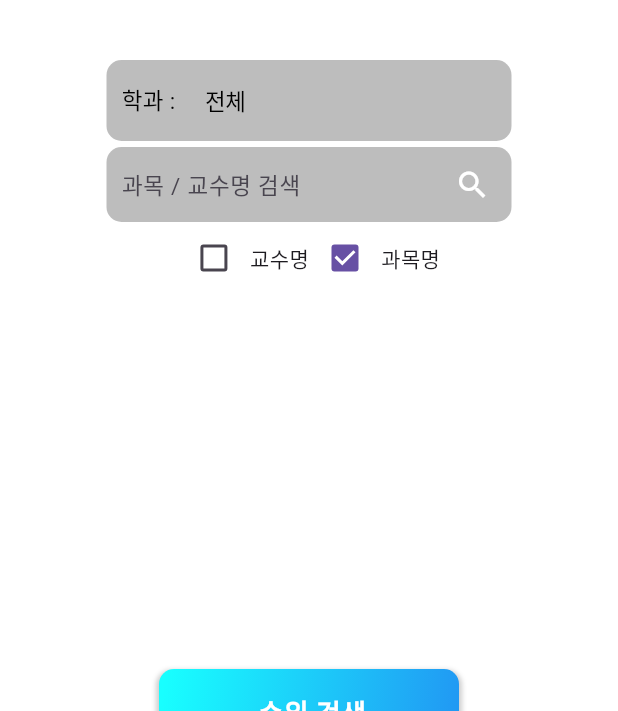
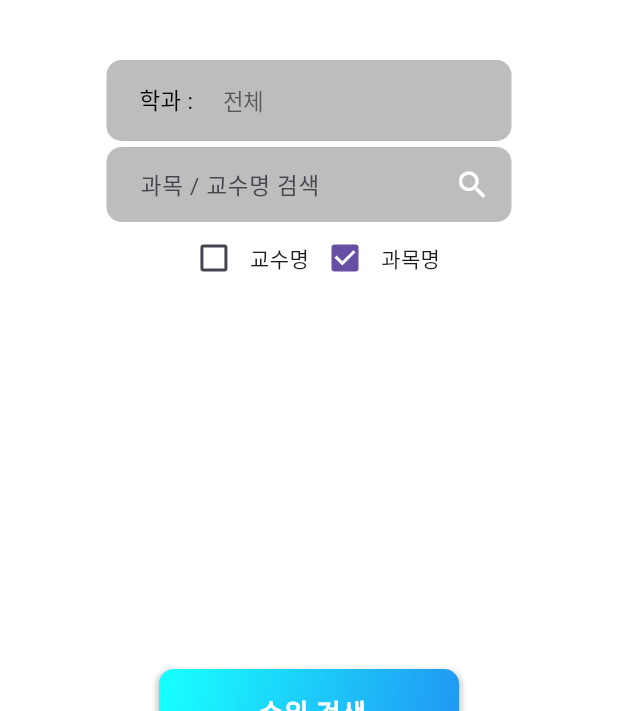
Before and after one commit to okm1172/how_about_this_class, a Flutter app: the screen it shows after launch, on a phone screen of 412 x 824 dp, the part 525-1236 px from its top. Run offline on Flutter 3.47's test engine with Material 3 defaults, Android fonts, the phone set to English and light mode, and no system bars; drawn by our look-alikes of flutter_typeahead, simple_gradient_text; our stand-ins replace syncfusion_flutter_charts, syncfusion_flutter_gauges.

Commit message:
search_screen 의 UI추가 수정

```diff
--- a/lib/homescreen.dart
+++ b/lib/homescreen.dart
@@ -96,11 +96,11 @@ class _search_screenState extends State<search_screen> {
                       ),
                       child: Row(
                         children: [
-                          Text('학과 :', style: TextStyle(fontSize: 15, color: Colors.black)),
+                          Text('   학과 :', style: TextStyle(fontSize: 15, color: Colors.black)),
                         CupertinoButton(
                             child: Text(
                               _selected_dep,
-                              style: TextStyle(fontSize: 15, color: Colors.black),
+                              style: TextStyle(fontSize: 15, color: _selected_dep == '전체' ? Colors.black54 : Colors.black),
                             ),
                             onPressed: () => showCupertinoModalPopup(
                                 context: context,
@@ -125,33 +125,6 @@ class _search_screenState extends State<search_screen> {
                                 })),
                         ],
                       )
-                /*
-                      child: CupertinoButton(
-                          child: Text(
-                            '학과 : ' + _selected_dep,
-                            style: TextStyle(fontSize: 15, color: Colors.black),
-                          ),
-                          onPressed: () => showCupertinoModalPopup(
-                              context: context,
-                              builder: (BuildContext builder) {
-                                return Container(
-                                  height: MediaQuery.of(context).size.height / 3,
-                                  color: Colors.white,
-                                  child: CupertinoPicker(
-                                    itemExtent: 30,
-                                    onSelectedItemChanged: (int value) {
-                                      setState(() {
-                                        _selectedItem1 = value;
-                                        _selected_dep = dep_list[value];
-                                      });
-                                    },
-                                    children: List<Widget>.generate(dep_list.length,
-                                        (int index) {
-                                      return Center(child: Text(dep_list[index]));
-                                    }),
-                                  ),
-                                );
-                              })),*/
                     ),
                     SizedBox(
                       height: 4,
@@ -190,7 +163,7 @@ class _search_screenState extends State<search_screen> {
                                     style: TextStyle(fontSize: 15, color: Colors.black),
                                     decoration: InputDecoration(
                                       contentPadding: EdgeInsets.symmetric(vertical: 10, horizontal: 10),
-                                      hintText: '과목 / 교수명 검색',
+                                      hintText: '   과목 / 교수명 검색',
                                       border: InputBorder.none,
                                     ),
                                   );
```
